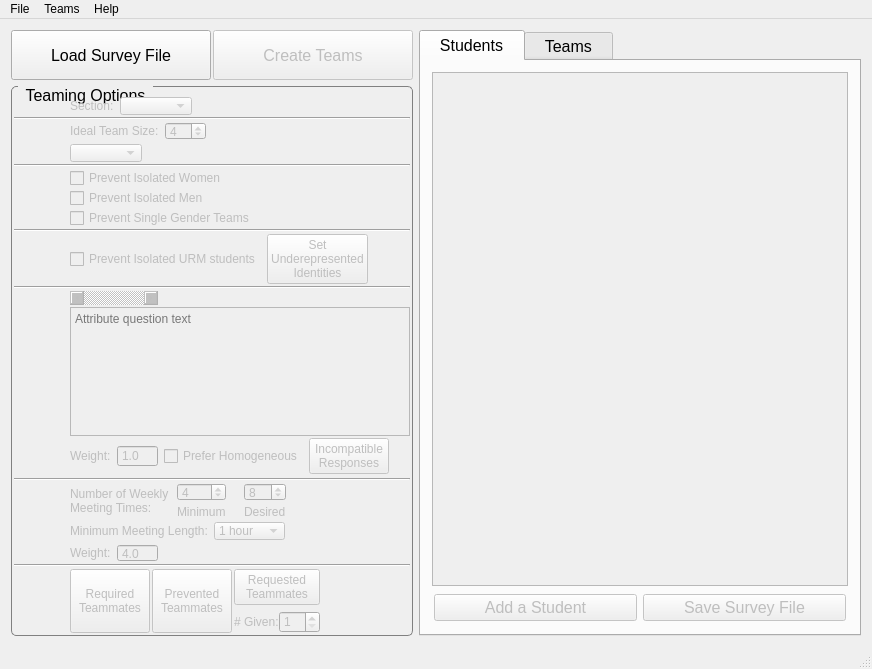
First picture: the form in gruepr.ui, repository gruepr/gruepr, before the edit.
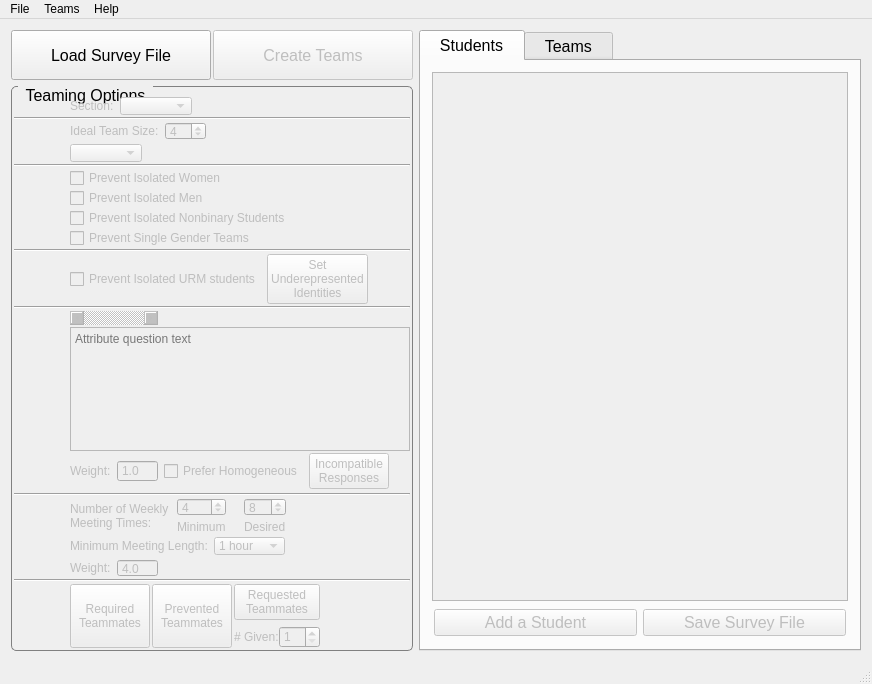
Second picture: the form after the edit. Icons and pictures are not drawn.

Commit message: better handling of nonbinary gender option; added ability to prevent isolated nonbinary students

Patch:
```diff
--- a/gruepr.ui
+++ b/gruepr.ui
@@ -7,7 +7,7 @@
     <x>0</x>
     <y>0</y>
     <width>872</width>
-    <height>669</height>
+    <height>684</height>
    </rect>
   </property>
   <property name="sizePolicy">
@@ -227,6 +227,31 @@
              </property>
             </widget>
            </item>
+           <item>
+            <widget class="QCheckBox" name="isolatedNonbinaryCheckBox">
+             <property name="enabled">
+              <bool>false</bool>
+             </property>
+             <property name="sizePolicy">
+              <sizepolicy hsizetype="Preferred" vsizetype="Minimum">
+               <horstretch>0</horstretch>
+               <verstretch>0</verstretch>
+              </sizepolicy>
+             </property>
+             <property name="minimumSize">
+              <size>
+               <width>0</width>
+               <height>18</height>
+              </size>
+             </property>
+             <property name="toolTip">
+              <string>If selected, gruepr will try to prevent forming teams that have exactly one woman.</string>
+             </property>
+             <property name="text">
+              <string>Prevent Isolated Nonbinary Students</string>
+             </property>
+            </widget>
+           </item>
            <item>
             <widget class="QCheckBox" name="mixedGenderCheckBox">
              <property name="enabled">
```
The commit also changes 11 other files.
